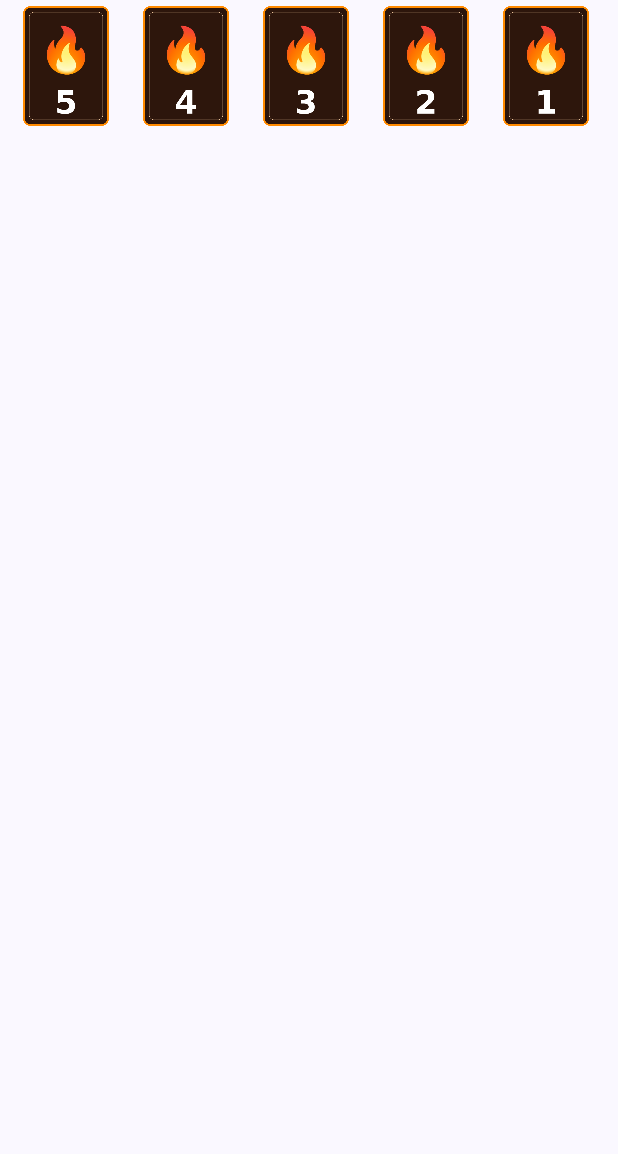
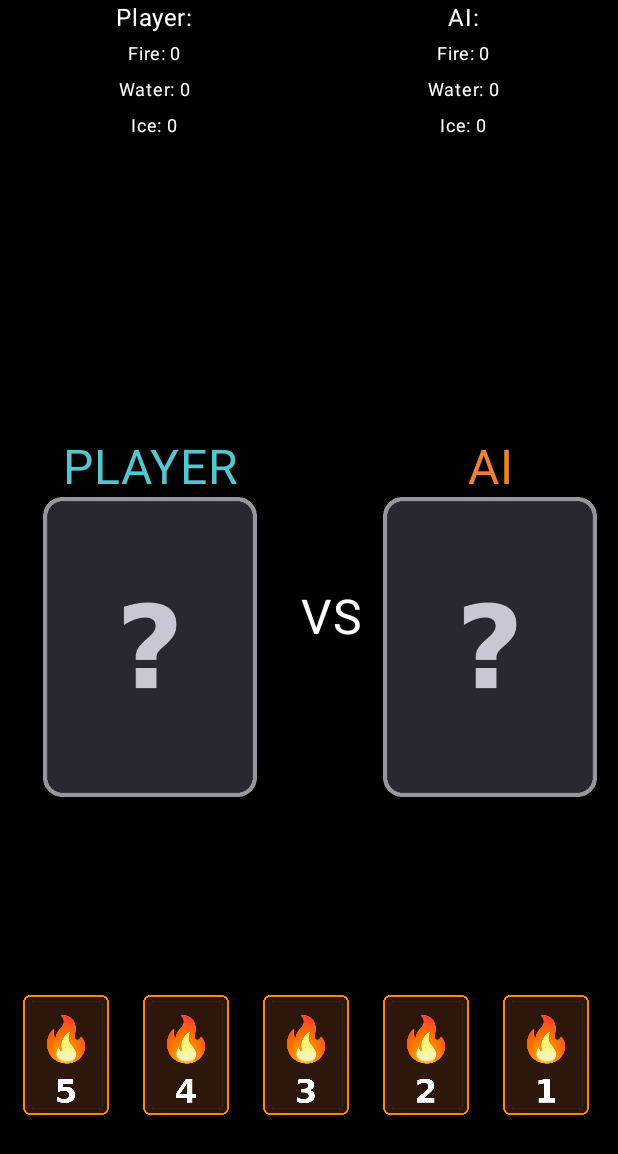
Before and after one commit to vlsSR/Elemental-Cards, an Android app built with Jetpack Compose: the screen it shows after launch (MainActivity), after a tap on "Jugar", on a phone screen of 412 x 824 dp. Shown: the top 1154 px of the screen. Run offline under Robolectric (Android 15) with nearby library versions, the phone set to English and light mode, and no system bars; our stand-ins replace Room's generated code.

Commit message:
First draft of the battle screen

```diff
--- a/app/src/main/java/com/example/elementalcards/data/local/Element.kt
+++ b/app/src/main/java/com/example/elementalcards/data/local/Element.kt
@@ -3,13 +3,15 @@ package com.example.elementalcards.data.local
 enum class Element {
     FIRE,
     WATER,
-    ICE;
+    ICE,
+    MISSING;
 
     fun beats(other: Element): Boolean {
         return when (this) {
             FIRE -> other == ICE
             WATER -> other == FIRE
             ICE -> other == WATER
+            MISSING -> false
         }
     }
 }
--- a/app/src/main/java/com/example/elementalcards/ui/CardArt.kt
+++ b/app/src/main/java/com/example/elementalcards/ui/CardArt.kt
@@ -47,12 +47,17 @@ private val iceArt = listOf(
     R.drawable.card_ice_10,
 )
 
+private val missingArt = listOf(
+    R.drawable.card_placeholder
+)
+
 @get:DrawableRes
 val Card.artRes: Int
     get() = when (element) {
         Element.FIRE -> fireArt
         Element.WATER -> waterArt
         Element.ICE -> iceArt
+        Element.MISSING -> missingArt
     }[value - 1]
 
 @Composable
--- a/app/src/main/java/com/example/elementalcards/view/Battle.kt
+++ b/app/src/main/java/com/example/elementalcards/view/Battle.kt
@@ -1,6 +1,7 @@
 package com.example.elementalcards.view
 
 import androidx.compose.foundation.Image
+import androidx.compose.foundation.background
 import androidx.compose.foundation.clickable
 import androidx.compose.foundation.layout.Arrangement
 import androidx.compose.foundation.layout.Box
@@ -17,8 +18,13 @@ import androidx.compose.runtime.Composable
 import androidx.compose.runtime.getValue
 import androidx.compose.ui.Alignment
 import androidx.compose.ui.Modifier
+import androidx.compose.ui.res.colorResource
+import androidx.compose.ui.text.TextStyle
+import androidx.compose.ui.text.style.TextAlign
 import androidx.compose.ui.unit.dp
+import androidx.compose.ui.unit.sp
 import androidx.lifecycle.compose.collectAsStateWithLifecycle
+import com.example.elementalcards.R
 import com.example.elementalcards.data.local.Card
 import com.example.elementalcards.data.local.Element
 import com.example.elementalcards.ui.painter
@@ -40,27 +46,96 @@ fun BattleScreen(
     val aiIcePoints by viewModel.aiIcePoints.collectAsStateWithLifecycle()
 
 
-
     //Main column of the view
-    Column(modifier = modifier) {
+    Column(modifier = Modifier.background(colorResource(R.color.black))) {
         //User and AI Points row
-        Row() {
+        Row(Modifier.weight(0.2f)) {
+            Column(
+                modifier = Modifier.weight(0.5f),
+                horizontalAlignment = Alignment.CenterHorizontally
+            ) {
+                Text("Player:", fontSize = 16.sp, color = colorResource(R.color.white))
+                Text(
+                    "Fire: $userFirePoints",
+                    fontSize = 12.sp,
+                    color = colorResource(R.color.white)
+                )
+                Text(
+                    "Water: $userWaterPoints",
+                    fontSize = 12.sp,
+                    color = colorResource(R.color.white)
+                )
+                Text("Ice: $userIcePoints", fontSize = 12.sp, color = colorResource(R.color.white))
+            }
+            Column(
+                modifier = Modifier.weight(0.5f),
+                horizontalAlignment = Alignment.CenterHorizontally
+            ) {
+                Text("AI:", fontSize = 16.sp, color = colorResource(R.color.white))
+                Text("Fire: $aiFirePoints", fontSize = 12.sp, color = colorResource(R.color.white))
+                Text(
+                    "Water: $aiWaterPoints",
+                    fontSize = 12.sp,
+                    color = colorResource(R.color.white)
+                )
+                Text("Ice: $aiIcePoints", fontSize = 12.sp, color = colorResource(R.color.white))
+            }
 
         }
 
         //Current cards fighting row
-        Row() {
+        Row(
+            Modifier.weight(0.6f),
+            verticalAlignment = Alignment.CenterVertically,
+            horizontalArrangement = Arrangement.Center
+        ) {
+            val emptyCard = Card(100, Element.MISSING, 1)
 
+            Column(horizontalAlignment = Alignment.CenterHorizontally) {
+                Text(
+                    "PLAYER",
+                    fontSize = 32.sp,
+                    color = colorResource(R.color.light_blue),
+                    textAlign = TextAlign.Center
+                )
+                Image(
+                    painter = emptyCard.painter(),
+                    contentDescription = null,
+                    modifier = Modifier.size(200.dp),
+                )
+            }
+
+
+            Text(
+                "VS",
+                fontSize = 32.sp,
+                color = colorResource(R.color.white),
+                textAlign = TextAlign.Center
+            )
+
+            Column(horizontalAlignment = Alignment.CenterHorizontally) {
+                Text(
+                    "AI",
+                    fontSize = 32.sp,
+                    color = colorResource(R.color.light_orange),
+                    textAlign = TextAlign.Center
+                )
+                Image(
+                    painter = emptyCard.painter(),
+                    contentDescription = null,
+                    modifier = Modifier.size(200.dp),
+                )
+            }
         }
 
         //Deck of cards row
-        Row() {
+        Row(Modifier.weight(0.2f)) {
             LazyRow(
                 modifier = modifier,
                 contentPadding = PaddingValues(all = 4.dp)
 
             ) {
-                items (
+                items(
                     items = deck,
                     key = { it.id }
                 ) { deck ->
--- a/app/src/main/res/values/colors.xml
+++ b/app/src/main/res/values/colors.xml
@@ -8,4 +8,6 @@
     <color name="black">#FF000000</color>
     <color name="white">#FFFFFFFF</color>
     <color name="orange">#FF4D00</color>
+    <color name="light_blue">#55C5D2</color>
+    <color name="light_orange">#F1812D</color>
 </resources>
```
